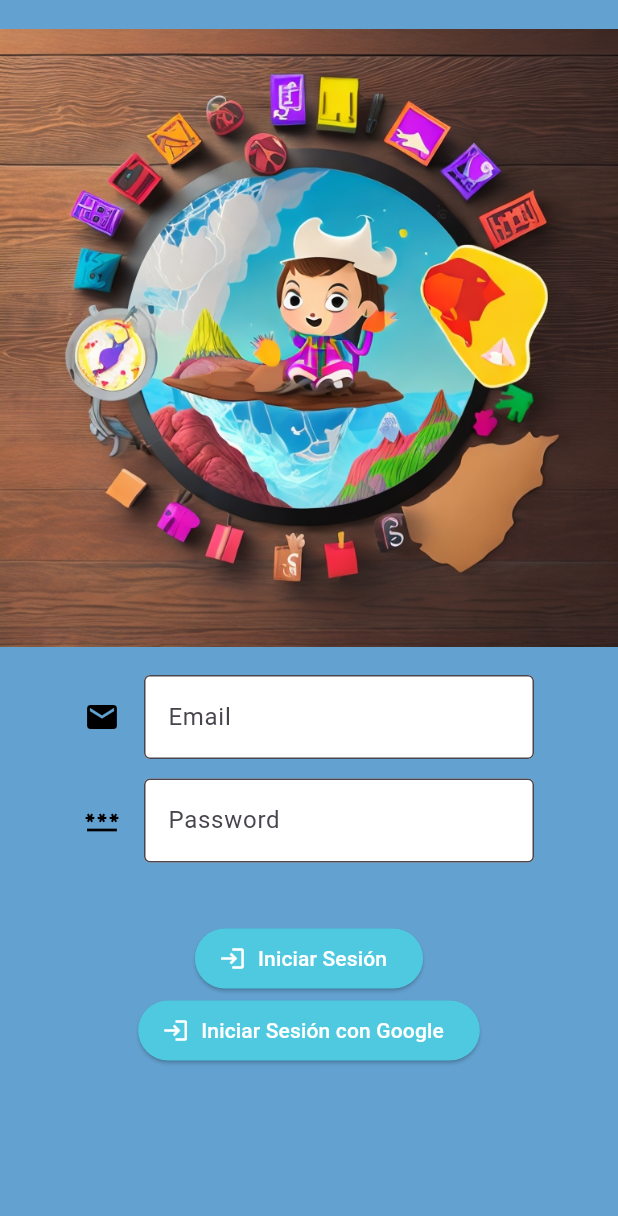
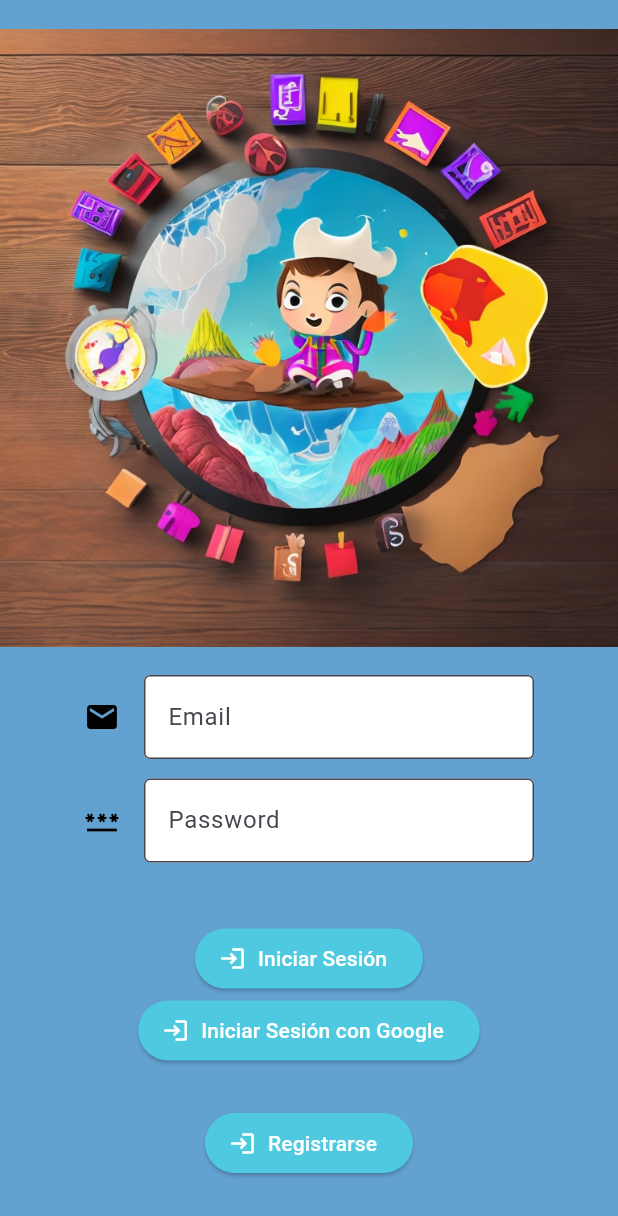
Before and after one commit to Alan1108/signteach, a Flutter app: the screen it shows after launch, after a tap on "Iniciar Sesión con Google", on a phone screen of 412 x 824 dp. Shown: the top 1216 px of the screen. Run offline on Flutter 3.47's test engine with Material 2 defaults, Android fonts, the phone set to English and light mode, and no system bars; our stand-ins replace firebase_auth, firebase_core, firebase_storage, fluttertoast, google_sign_in, video_player; accounts and stored records are empty; generated files the repository leaves out were written again; network calls fail.

Commit message:
feat: Login with google and video displaying

```diff
--- a/lib/pages/login_screen.dart
+++ b/lib/pages/login_screen.dart
@@ -1,4 +1,6 @@
 import 'package:firebase_auth/firebase_auth.dart';
+import 'package:google_sign_in/google_sign_in.dart';
+
 import 'package:flutter/material.dart';
 import 'package:fluttertoast/fluttertoast.dart';
 
@@ -12,6 +14,7 @@ class LoginScreen extends StatelessWidget {
   final emailController = TextEditingController();
   final passwordController = TextEditingController();
   final ScrollController _scrollController = ScrollController();
+  final GoogleSignIn _googleSignIn = GoogleSignIn();
 
   @override
   Widget build(BuildContext context) {
@@ -83,7 +86,19 @@ class LoginScreen extends StatelessWidget {
                           ),
                         ],
                       ),
-                    )
+                    ),
+                    ElevatedButton.icon(
+                      label: const Text('Registrarse',
+                          style: TextStyle(color: Colors.white)),
+                      icon: const Icon(Icons.login),
+                      onPressed: () {
+                        //_signInGoogle(context);
+                      },
+                      style: const ButtonStyle(
+                        backgroundColor: MaterialStatePropertyAll(primary),
+                        iconColor: MaterialStatePropertyAll(Colors.white),
+                      ),
+                    ),
                   ],
                 );
               })),
@@ -105,9 +120,18 @@ class LoginScreen extends StatelessWidget {
     }
   }
 
-  void _signInGoogle(BuildContext context) async {
-    try {} catch (e) {
-      Fluttertoast.showToast(msg: "Usuario incorrecto, registrese!");
-    }
+  Future<void> _signInGoogle(BuildContext context) async {
+    final GoogleSignInAccount? googleUser = await _googleSignIn.signIn();
+    final GoogleSignInAuthentication? googleAuth =
+        await googleUser?.authentication;
+
+    final credential = GoogleAuthProvider.credential(
+      accessToken: googleAuth?.accessToken,
+      idToken: googleAuth?.idToken,
+    );
+
+    await FirebaseAuth.instance.signInWithCredential(credential);
+    Navigator.push(
+        context, MaterialPageRoute(builder: (context) => MainScreen()));
   }
 }
--- a/pubspec.yaml
+++ b/pubspec.yaml
@@ -38,6 +38,9 @@ dependencies:
   firebase_auth: ^4.6.3
   fluttertoast: ^8.2.2
   firebase_core: ^2.14.0
+  google_sign_in: ^6.1.4
+  firebase_storage: ^11.2.4
+  video_player: ^2.7.0
 
 dev_dependencies:
   flutter_test:
```
Also changed, not shown: lib/main.dart (+0 -15 lines), lib/pages/letter_screen.dart (+78 -0 lines), lib/pages/main_screen.dart (+33 -1 lines), lib/utils/functions.dart (+8 -0 lines), 2 other files.
